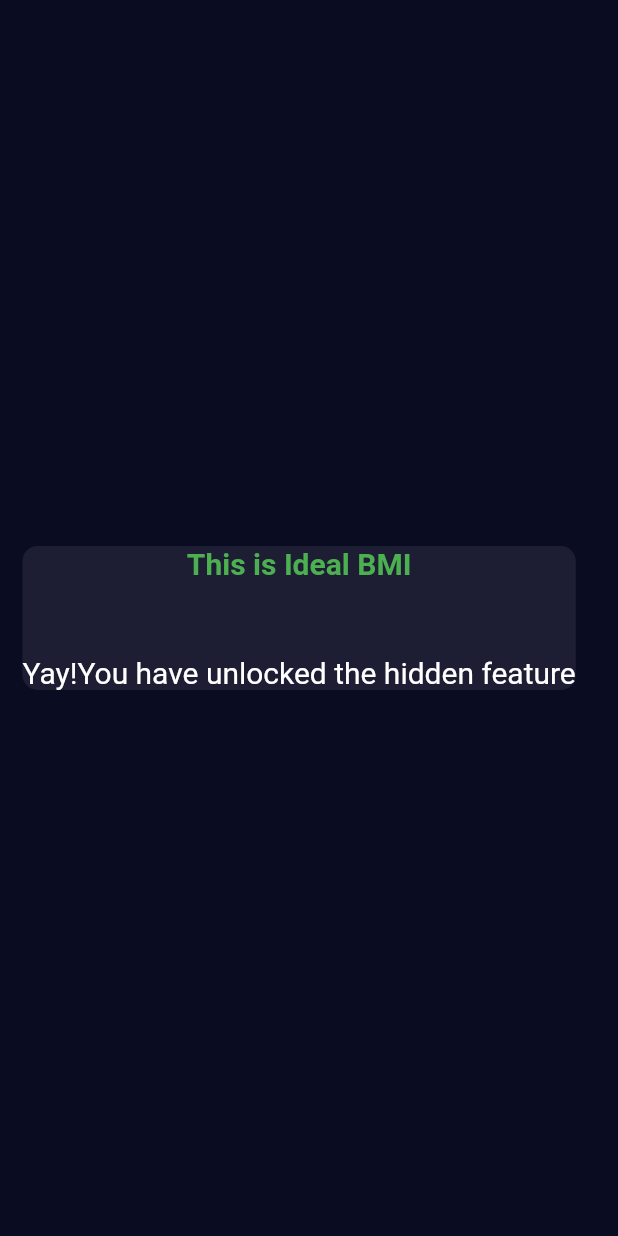
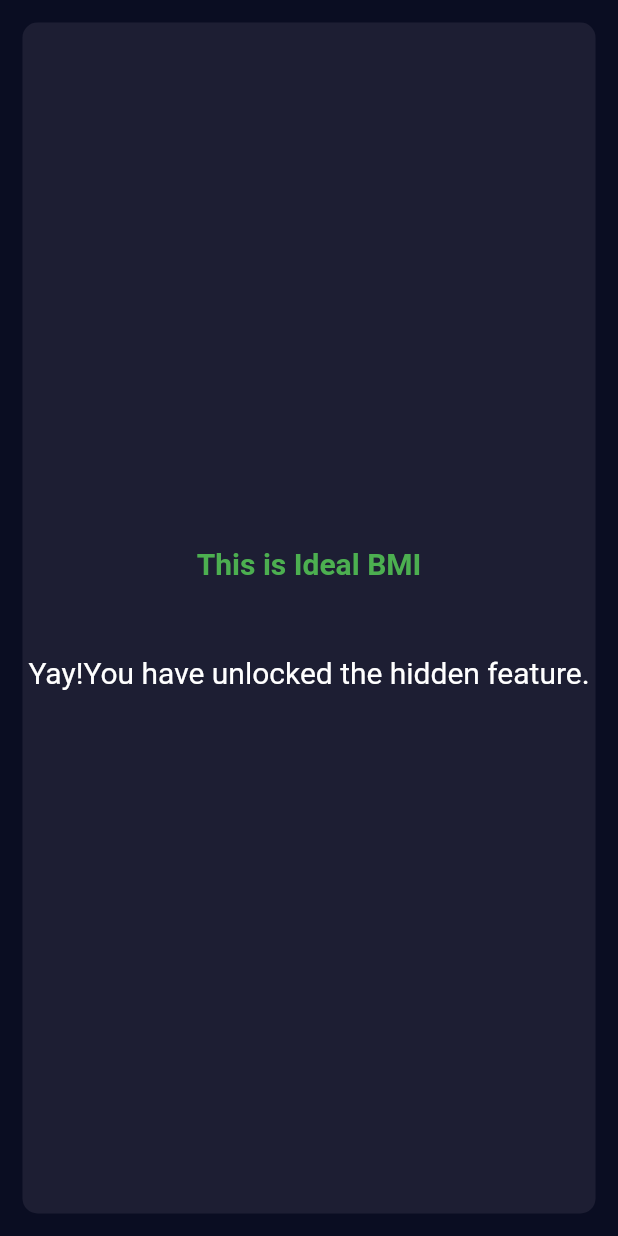
Before and after one commit to surakshns/bmi_calculator, a Flutter app: the hiddenpage screen opened directly, on a phone screen of 412 x 824 dp. Run offline on Flutter 3.47's test engine with Material 2 defaults, Android fonts, the phone set to English and light mode, and no system bars; our stand-ins replace font_awesome_flutter; missing offline and left inert: bmi.

Commit message:
added hidden page error correction

```diff
--- a/lib/hiddenpage.dart
+++ b/lib/hiddenpage.dart
@@ -6,12 +6,15 @@ import 'ReuseableCard.dart';
 class hiddenpage extends StatelessWidget {
   @override
   Widget build(BuildContext context) {
-    return Expanded(
-        child: Container(
+    return Scaffold(
+      body: Container(
             child: Column(
+              crossAxisAlignment: CrossAxisAlignment.stretch,
               mainAxisAlignment: MainAxisAlignment.center,
               children: <Widget>[
-          ReuseableCode(
+                Expanded(
+                  flex: 4,
+                  child: ReuseableCode(
                     colour: kactivecardcolor,
                     cardicons: Column(
                       mainAxisAlignment: MainAxisAlignment.center,
@@ -22,10 +25,11 @@ class hiddenpage extends StatelessWidget {
                      SizedBox(
                        height: 50,
                      ),
-                 Text('Yay!You have unlocked the hidden feature',
+                     Text('Yay!You have unlocked the hidden feature.',
                      style: fOutputString,textAlign: TextAlign.center,
                      )
                    ],
+                 ),
                  ),
             )
               ],
```
Also changed, not shown: 1 other file. Lines whose indentation alone changed are shown as unchanged.
